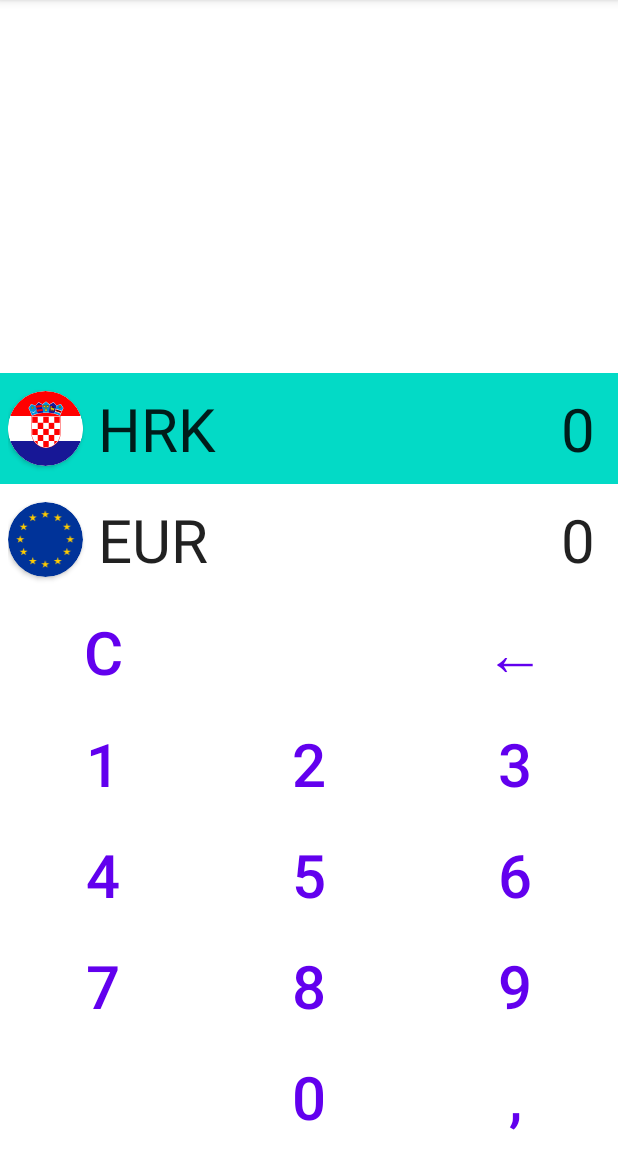
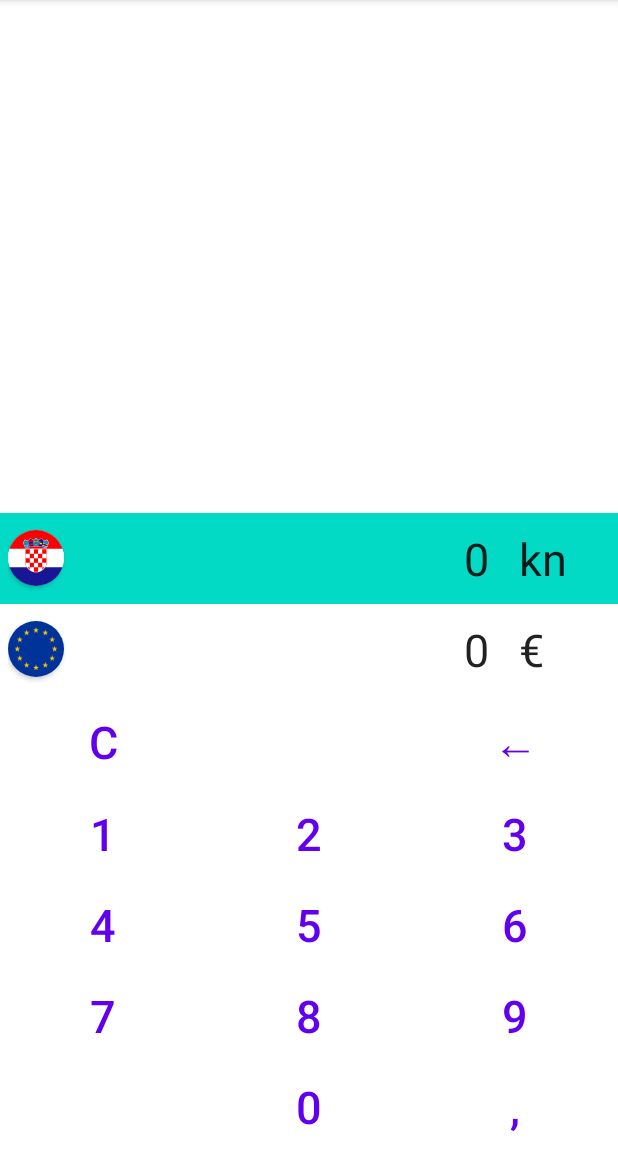
Before and after one commit to vbresan/eurokonverter, an Android app: the screen it shows after launch (MainActivity), on a phone screen of 412 x 824 dp, the part 84-1236 px from its top. Run offline under Robolectric (Android 15) with nearby library versions, the phone set to English and light mode, and no system bars.

Commit message:
Support for small screen devices

```diff
--- a/app/src/main/java/com/eurokonverter/MainActivity.java
+++ b/app/src/main/java/com/eurokonverter/MainActivity.java
@@ -40,12 +40,7 @@ public class MainActivity extends AppCompatActivity {
      */
     private void setInputViewScrolling(int id) {
 
-        LinearLayout view = findViewById(id);
-        if (view == null) {
-            return;
-        }
-
-        TextView inputView = (TextView) view.getChildAt(view.getChildCount() - 1);
+        TextView inputView = findViewById(id);
         if (inputView == null) {
             return;
         }
@@ -53,6 +48,7 @@ public class MainActivity extends AppCompatActivity {
         inputView.setMovementMethod(new CustomScrollingMovementMethod(this));
         scrollToEnd(inputView);
     }
+
     /**
      *
      * @param layoutId
@@ -70,15 +66,15 @@ public class MainActivity extends AppCompatActivity {
             eur.setBackgroundColor(Color.TRANSPARENT);
             hrk.setBackgroundColor(getResources().getColor(R.color.design_default_color_secondary));
 
-            inputView    = (TextView) hrk.getChildAt(hrk.getChildCount() - 1);
-            outputView   = (TextView) eur.getChildAt(eur.getChildCount() - 1);
+            inputView    = hrk.findViewById(R.id.textViewHRK);
+            outputView   = eur.findViewById(R.id.textViewEUR);
             selectedView = hrk;
         } else {
             hrk.setBackgroundColor(Color.TRANSPARENT);
             eur.setBackgroundColor(getResources().getColor(R.color.design_default_color_secondary));
 
-            inputView    = (TextView) eur.getChildAt(eur.getChildCount() - 1);
-            outputView   = (TextView) hrk.getChildAt(hrk.getChildCount() - 1);
+            inputView    = eur.findViewById(R.id.textViewEUR);
+            outputView   = hrk.findViewById(R.id.textViewHRK);
             selectedView = eur;
         }
     }
@@ -155,8 +151,8 @@ public class MainActivity extends AppCompatActivity {
         super.onCreate(savedInstanceState);
         setContentView(R.layout.activity_main);
 
-        setInputViewScrolling(R.id.linearLayoutHRK);
-        setInputViewScrolling(R.id.linearLayoutEUR);
+        setInputViewScrolling(R.id.textViewHRK);
+        setInputViewScrolling(R.id.textViewEUR);
 
         setSelectedView(R.id.linearLayoutHRK);
     }
--- a/app/src/main/res/layout/activity_main.xml
+++ b/app/src/main/res/layout/activity_main.xml
@@ -22,42 +22,41 @@
         <androidx.cardview.widget.CardView
             android:layout_width="@dimen/image"
             android:layout_height="@dimen/image"
+            android:layout_gravity="center"
             app:cardCornerRadius="250dp"
             app:cardBackgroundColor="@color/white"
-            >
-            <androidx.cardview.widget.CardView
-                android:layout_width="@dimen/image"
-                android:layout_height="@dimen/image"
-                app:cardCornerRadius="250dp"
-                android:layout_gravity="center"
             >
             <ImageView
                 android:layout_width="@dimen/image"
                 android:layout_height="@dimen/image"
-                    android:src="@drawable/ic_hr"
                 android:scaleType="centerCrop"
+                app:srcCompat="@drawable/ic_hr"
             />
         </androidx.cardview.widget.CardView>
-        </androidx.cardview.widget.CardView>
+
+        <TextView
+            android:id="@+id/textViewHRK"
+            android:layout_width="match_parent"
+            android:layout_height="wrap_content"
+            android:layout_weight="1"
+            android:ellipsize="none"
+            android:gravity="end"
+            android:padding="10dp"
+            android:scrollHorizontally="true"
+            android:singleLine="true"
+            android:text="0"
+            android:textAppearance="?android:attr/textAppearanceLarge"
+            android:textSize="@dimen/font_size" />
+
         <TextView
             android:layout_width="wrap_content"
             android:layout_height="wrap_content"
-            android:textSize="40sp"
+            android:textSize="@dimen/font_size"
             android:textAppearance="?android:attr/textAppearanceLarge"
-            android:text="HRK"
+            android:text="kn"
             android:padding="10dp"
-        />
-        <TextView
-            android:layout_width="match_parent"
-            android:layout_height="wrap_content"
-            android:gravity="end"
-            android:textSize="40sp"
-            android:textAppearance="?android:attr/textAppearanceLarge"
-            android:text="0"
-            android:padding="10dp"
-            android:ellipsize="none"
-            android:scrollHorizontally="true"
-            android:singleLine="true"
+            android:minEms="2"
+            android:maxEms="2"
         />
     </LinearLayout>
     <LinearLayout
@@ -73,42 +72,40 @@
         <androidx.cardview.widget.CardView
             android:layout_width="@dimen/image"
             android:layout_height="@dimen/image"
+            android:layout_gravity="center"
             app:cardCornerRadius="250dp"
             app:cardBackgroundColor="@color/white"
-            >
-            <androidx.cardview.widget.CardView
-                android:layout_width="@dimen/image"
-                android:layout_height="@dimen/image"
-                app:cardCornerRadius="250dp"
-                android:layout_gravity="center"
             >
             <ImageView
                 android:layout_width="@dimen/image"
                 android:layout_height="@dimen/image"
-                    android:src="@drawable/ic_eu"
                 android:scaleType="centerCrop"
+                app:srcCompat="@drawable/ic_eu"
             />
         </androidx.cardview.widget.CardView>
-        </androidx.cardview.widget.CardView>
         <TextView
-            android:layout_width="wrap_content"
-            android:layout_height="wrap_content"
-            android:textSize="40sp"
-            android:textAppearance="?android:attr/textAppearanceLarge"
-            android:text="EUR"
-            android:padding="10dp"
-        />
-        <TextView
+            android:id="@+id/textViewEUR"
             android:layout_width="match_parent"
             android:layout_height="wrap_content"
             android:gravity="end"
-            android:textSize="40sp"
+            android:textSize="@dimen/font_size"
             android:textAppearance="?android:attr/textAppearanceLarge"
             android:text="0"
             android:padding="10dp"
             android:ellipsize="none"
             android:scrollHorizontally="true"
             android:singleLine="true"
+            android:layout_weight="1"
+        />
+        <TextView
+            android:layout_width="wrap_content"
+            android:layout_height="wrap_content"
+            android:textSize="@dimen/font_size"
+            android:textAppearance="?android:attr/textAppearanceLarge"
+            android:text="€"
+            android:padding="10dp"
+            android:minEms="2"
+            android:maxEms="2"
         />
     </LinearLayout>
     <androidx.gridlayout.widget.GridLayout
@@ -123,7 +120,7 @@
             android:layout_width="wrap_content"
             android:layout_height="wrap_content"
             android:text="C"
-            android:textSize="40sp"
+            android:textSize="@dimen/font_size"
             app:layout_columnWeight="1"
             style="?android:attr/buttonBarButtonStyle"
             android:onClick="onKeyPressed"
@@ -133,8 +130,8 @@
             app:layout_column="2"
             android:layout_width="wrap_content"
             android:layout_height="wrap_content"
-            android:text="&#8592;"
-            android:textSize="40sp"
+            android:text="\u2190"
+            android:textSize="@dimen/font_size"
             app:layout_columnWeight="1"
             style="?android:attr/buttonBarButtonStyle"
             android:onClick="onKeyPressed"
@@ -145,7 +142,7 @@
             android:layout_width="wrap_content"
             android:layout_height="wrap_content"
             android:text="1"
-            android:textSize="40sp"
+            android:textSize="@dimen/font_size"
             app:layout_columnWeight="1"
             style="?android:attr/buttonBarButtonStyle"
             android:onClick="onKeyPressed"
@@ -156,7 +153,7 @@
             android:layout_width="wrap_content"
             android:layout_height="wrap_content"
             android:text="2"
-            android:textSize="40sp"
+            android:textSize="@dimen/font_size"
             app:layout_columnWeight="1"
             style="?android:attr/buttonBarButtonStyle"
             android:onClick="onKeyPressed"
@@ -167,7 +164,7 @@
             android:layout_width="wrap_content"
             android:layout_height="wrap_content"
             android:text="3"
-            android:textSize="40sp"
+            android:textSize="@dimen/font_size"
             app:layout_columnWeight="1"
             style="?android:attr/buttonBarButtonStyle"
             android:onClick="onKeyPressed"
@@ -178,7 +175,7 @@
             android:layout_width="wrap_content"
             android:layout_height="wrap_content"
             android:text="4"
-            android:textSize="40sp"
+            android:textSize="@dimen/font_size"
             app:layout_columnWeight="1"
             style="?android:attr/buttonBarButtonStyle"
             android:onClick="onKeyPressed"
@@ -189,7 +186,7 @@
             android:layout_width="wrap_content"
             android:layout_height="wrap_content"
             android:text="5"
-            android:textSize="40sp"
+            android:textSize="@dimen/font_size"
             app:layout_columnWeight="1"
             style="?android:attr/buttonBarButtonStyle"
             android:onClick="onKeyPressed"
@@ -200,7 +197,7 @@
             android:layout_width="wrap_content"
             android:layout_height="wrap_content"
             android:text="6"
-            android:textSize="40sp"
+            android:textSize="@dimen/font_size"
             app:layout_columnWeight="1"
             style="?android:attr/buttonBarButtonStyle"
             android:onClick="onKeyPressed"
@@ -211,7 +208,7 @@
             android:layout_width="wrap_content"
             android:layout_height="wrap_content"
             android:text="7"
-            android:textSize="40sp"
+            android:textSize="@dimen/font_size"
             app:layout_columnWeight="1"
             style="?android:attr/buttonBarButtonStyle"
             android:onClick="onKeyPressed"
@@ -222,7 +219,7 @@
             android:layout_width="wrap_content"
             android:layout_height="wrap_content"
             android:text="8"
-            android:textSize="40sp"
+            android:textSize="@dimen/font_size"
             app:layout_columnWeight="1"
             style="?android:attr/buttonBarButtonStyle"
             android:onClick="onKeyPressed"
@@ -233,7 +230,7 @@
             android:layout_width="wrap_content"
             android:layout_height="wrap_content"
             android:text="9"
-            android:textSize="40sp"
+            android:textSize="@dimen/font_size"
             app:layout_columnWeight="1"
             style="?android:attr/buttonBarButtonStyle"
             android:onClick="onKeyPressed"
@@ -244,7 +241,7 @@
             android:layout_width="wrap_content"
             android:layout_height="wrap_content"
             android:text="0"
-            android:textSize="40sp"
+            android:textSize="@dimen/font_size"
             app:layout_columnWeight="1"
             style="?android:attr/buttonBarButtonStyle"
             android:onClick="onKeyPressed"
@@ -255,7 +252,7 @@
             android:layout_width="wrap_content"
             android:layout_height="wrap_content"
             android:text=","
-            android:textSize="40sp"
+            android:textSize="@dimen/font_size"
             app:layout_columnWeight="1"
             style="?android:attr/buttonBarButtonStyle"
             android:onClick="onKeyPressed"
--- /dev/null
+++ b/app/src/main/res/values-hdpi/dimensions.xml
@@ -0,0 +1,5 @@
+<?xml version="1.0" encoding="utf-8"?>
+<resources>
+    <dimen name="image">37dp</dimen>
+    <dimen name="font_size">30sp</dimen>
+</resources>
--- a/app/src/main/res/values/dimens.xml
+++ b/app/src/main/res/values-xhdpi/dimensions.xml
@@ -1,4 +1,5 @@
 <?xml version="1.0" encoding="utf-8"?>
 <resources>
     <dimen name="image">50dp</dimen>
+    <dimen name="font_size">40sp</dimen>
 </resources>
--- /dev/null
+++ b/app/src/main/res/values/dimensions.xml
@@ -0,0 +1,5 @@
+<?xml version="1.0" encoding="utf-8"?>
+<resources>
+    <dimen name="image">50dp</dimen>
+    <dimen name="font_size">40sp</dimen>
+</resources>
--- a/build.gradle
+++ b/build.gradle
@@ -5,7 +5,7 @@ buildscript {
         mavenCentral()
     }
     dependencies {
-        classpath "com.android.tools.build:gradle:7.0.4"
+        classpath 'com.android.tools.build:gradle:7.3.1'
 
         // NOTE: Do not place your application dependencies here; they belong
         // in the individual module build.gradle files
```
Also changed, not shown: app/build.gradle (+13 -18 lines), 2 other files. Lines whose indentation alone changed are shown as unchanged.
